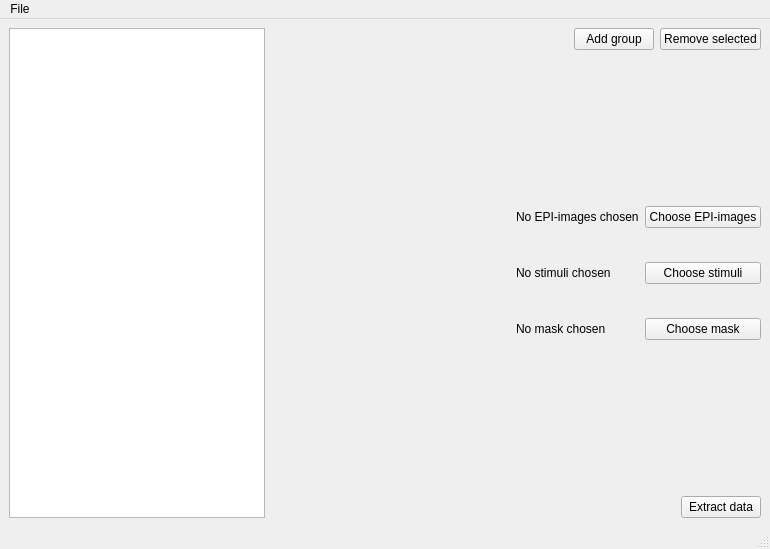
The window that src/ui/mainwindow.ui (pfechd/jabe) describes before a commit, drawn with Qt 5.
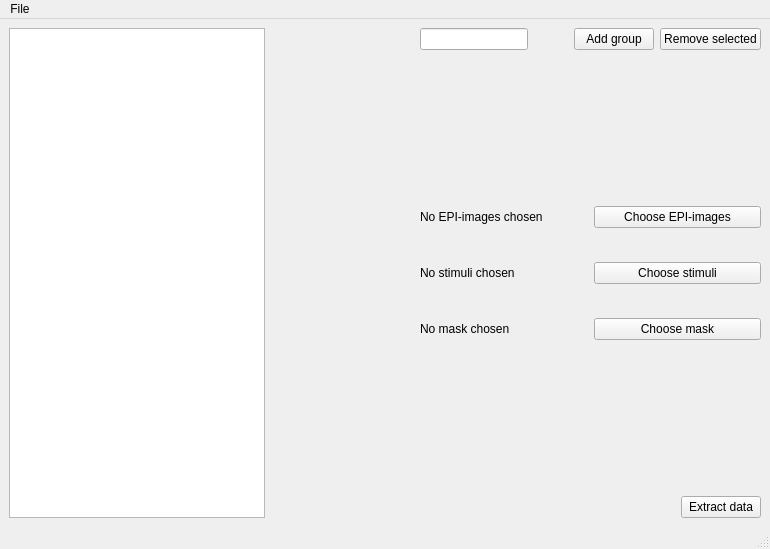
The same window after the commit.

```diff
--- a/src/ui/mainwindow.ui
+++ b/src/ui/mainwindow.ui
@@ -86,6 +86,9 @@
      <layout class="QVBoxLayout" name="verticalLayout_2">
       <item>
        <layout class="QHBoxLayout" name="horizontalLayout_3">
+        <item>
+         <widget class="QLineEdit" name="editName"/>
+        </item>
         <item>
          <spacer name="horizontalSpacer_2">
           <property name="orientation">
```
